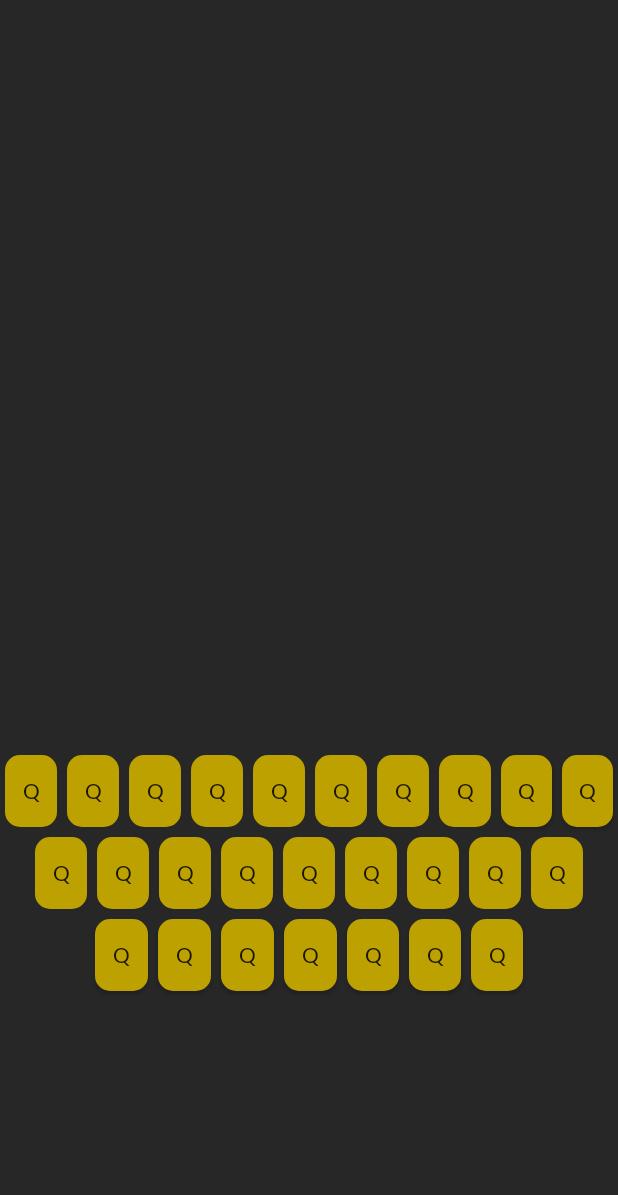
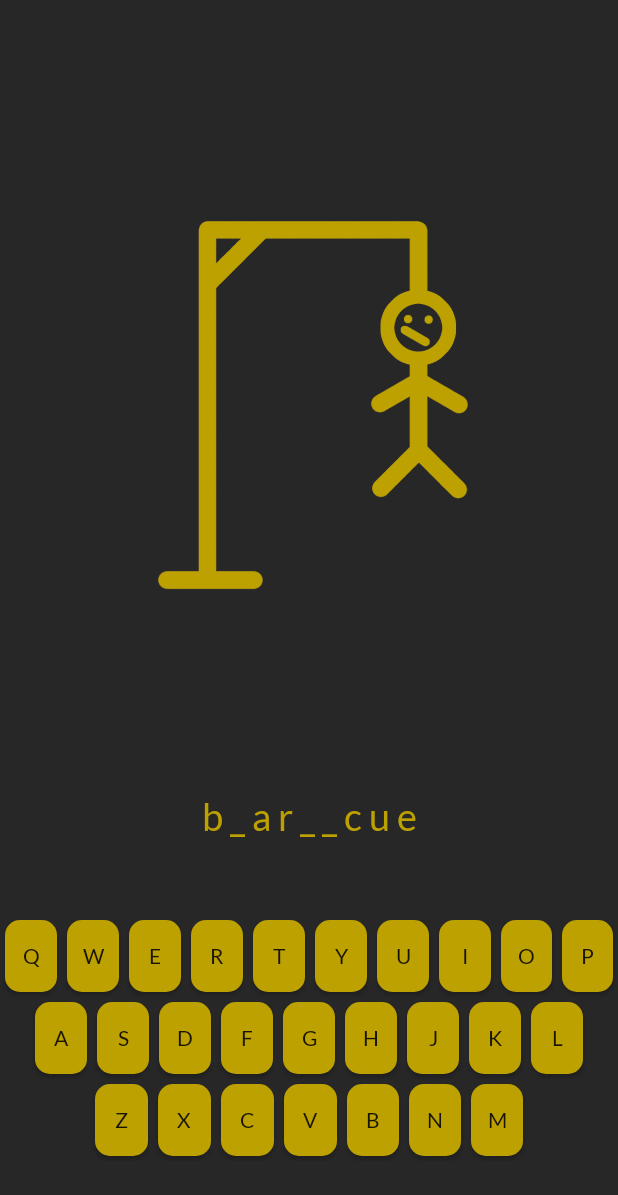
Before and after one commit to dzazef/aplikacje-mobilne, an Android app: the screen it shows after launch (MainActivity), on a phone screen of 412 x 824 dp. Shown: the top 1195 px of the screen. Run offline under Robolectric (Android 15) with nearby library versions, the phone set to English and light mode, and no system bars.

Commit message:
Create layout basics

```diff
--- a/lista2/Hangman/app/src/main/res/layout/activity_main.xml
+++ b/lista2/Hangman/app/src/main/res/layout/activity_main.xml
@@ -6,173 +6,196 @@
         android:layout_width="match_parent"
         android:layout_height="match_parent"
         tools:context=".MainActivity" android:background="@color/colorBackground">
+    <ImageView
+            android:layout_width="0dp"
+            android:layout_height="0dp" app:srcCompat="@drawable/hangman9"
+            android:id="@+id/imageView"
+            android:layout_marginTop="8dp"
+            app:layout_constraintTop_toTopOf="parent" app:layout_constraintStart_toStartOf="parent"
+            android:layout_marginStart="8dp" app:layout_constraintEnd_toEndOf="parent" android:layout_marginEnd="8dp"
+            app:layout_constraintBottom_toTopOf="@+id/textView"
+            android:layout_marginBottom="40dp" android:paddingLeft="70dp"/>
+    <TextView
+            android:text="b _ a r _ _ c u e"
+            android:layout_width="wrap_content"
+            android:layout_height="wrap_content" android:id="@+id/textView" android:fontFamily="@font/lato"
+            android:textSize="25dp"
+            android:textColor="@color/buttonColor"
+            android:layout_marginEnd="8dp" app:layout_constraintEnd_toEndOf="parent" android:layout_marginStart="8dp"
+            app:layout_constraintStart_toStartOf="parent"
+            app:layout_constraintTop_toBottomOf="@+id/imageView" android:layout_marginBottom="50dp"
+            app:layout_constraintBottom_toTopOf="@+id/tableLayout"/>
     <TableLayout
-            android:layout_width="match_parent"
-            android:layout_height="match_parent" app:layout_constraintEnd_toEndOf="parent"
-            app:layout_constraintStart_toStartOf="parent" app:layout_constraintTop_toTopOf="parent"
-            app:layout_constraintBottom_toBottomOf="parent" android:layout_marginTop="500dp">
+            android:layout_width="wrap_content"
+            android:layout_height="wrap_content"
+            android:layout_marginBottom="50dp"
+            app:layout_constraintBottom_toBottomOf="parent" app:layout_constraintStart_toStartOf="parent"
+            android:layout_marginStart="16dp" app:layout_constraintEnd_toEndOf="parent" android:layout_marginEnd="16dp"
+            android:id="@+id/tableLayout"
+            app:layout_constraintTop_toBottomOf="@+id/textView">
 
-        <TableRow android:layout_width="wrap_content" android:layout_height="wrap_content" android:gravity="center">
+        <TableRow android:layout_width="wrap_content" android:layout_height="wrap_content" android:gravity="center"
+                  android:id="@+id/tableRow">
             <Button
                     android:text="Q"
                     android:layout_width="wrap_content"
-                    android:layout_height="wrap_content" android:id="@+id/button13" android:layout_weight="1"
+                    android:layout_height="wrap_content" android:id="@+id/buttonQ" android:layout_weight="1"
                     android:layout_margin="3dp" android:background="@drawable/button_rounded"
                     android:fontFamily="@font/lato"/>
             <Button
-                    android:text="Q"
+                    android:text="W"
                     android:layout_width="wrap_content"
-                    android:layout_height="wrap_content" android:id="@+id/button14" android:layout_weight="1"
+                    android:layout_height="wrap_content" android:id="@+id/buttonW" android:layout_weight="1"
                     android:layout_margin="3dp" android:background="@drawable/button_rounded"
                     android:fontFamily="@font/lato"/>
             <Button
-                    android:text="Q"
+                    android:text="E"
                     android:layout_width="wrap_content"
-                    android:layout_height="wrap_content" android:id="@+id/button15" android:layout_weight="1"
+                    android:layout_height="wrap_content" android:id="@+id/buttonE" android:layout_weight="1"
                     android:layout_margin="3dp" android:background="@drawable/button_rounded"
                     android:fontFamily="@font/lato"/>
             <Button
-                    android:text="Q"
+                    android:text="R"
                     android:layout_width="wrap_content"
-                    android:layout_height="wrap_content" android:id="@+id/button22" android:layout_weight="1"
+                    android:layout_height="wrap_content" android:id="@+id/buttonR" android:layout_weight="1"
                     android:layout_margin="3dp" android:background="@drawable/button_rounded"
                     android:fontFamily="@font/lato"/>
             <Button
-                    android:text="Q"
+                    android:text="T"
                     android:layout_width="wrap_content"
-                    android:layout_height="wrap_content" android:id="@+id/button23" android:layout_weight="1"
+                    android:layout_height="wrap_content" android:id="@+id/buttonT" android:layout_weight="1"
                     android:layout_margin="3dp" android:background="@drawable/button_rounded"
                     android:fontFamily="@font/lato"/>
             <Button
-                    android:text="Q"
+                    android:text="Y"
                     android:layout_width="wrap_content"
-                    android:layout_height="wrap_content" android:id="@+id/button24" android:layout_weight="1"
+                    android:layout_height="wrap_content" android:id="@+id/buttonY" android:layout_weight="1"
                     android:layout_margin="3dp" android:background="@drawable/button_rounded"
                     android:fontFamily="@font/lato"/>
             <Button
-                    android:text="Q"
+                    android:text="U"
                     android:layout_width="wrap_content"
-                    android:layout_height="wrap_content" android:id="@+id/button25" android:layout_weight="1"
+                    android:layout_height="wrap_content" android:id="@+id/buttonU" android:layout_weight="1"
                     android:layout_margin="3dp" android:background="@drawable/button_rounded"
                     android:fontFamily="@font/lato"/>
             <Button
-                    android:text="Q"
+                    android:text="I"
                     android:layout_width="wrap_content"
-                    android:layout_height="wrap_content" android:id="@+id/button26" android:layout_weight="1"
+                    android:layout_height="wrap_content" android:id="@+id/buttonI" android:layout_weight="1"
                     android:layout_margin="3dp" android:background="@drawable/button_rounded"
                     android:fontFamily="@font/lato"/>
             <Button
-                    android:text="Q"
+                    android:text="O"
                     android:layout_width="wrap_content"
-                    android:layout_height="wrap_content" android:id="@+id/button27" android:layout_weight="1"
+                    android:layout_height="wrap_content" android:id="@+id/buttonO" android:layout_weight="1"
                     android:layout_margin="3dp" android:background="@drawable/button_rounded"
                     android:fontFamily="@font/lato"/>
             <Button
-                    android:text="Q"
+                    android:text="P"
                     android:layout_width="wrap_content"
-                    android:layout_height="wrap_content" android:id="@+id/button28" android:layout_weight="1"
+                    android:layout_height="wrap_content" android:id="@+id/buttonP" android:layout_weight="1"
                     android:layout_margin="3dp" android:background="@drawable/button_rounded"
                     android:fontFamily="@font/lato"/>
         </TableRow>
         <TableRow android:layout_width="match_parent" android:layout_height="match_parent" android:gravity="center"
                   android:paddingLeft="20dp" android:paddingRight="20dp">
             <Button
-                    android:text="Q"
+                    android:text="A"
                     android:layout_width="wrap_content"
-                    android:layout_height="wrap_content" android:id="@+id/button16" android:layout_weight="1"
+                    android:layout_height="wrap_content" android:id="@+id/buttonA" android:layout_weight="1"
                     android:layout_margin="3dp" android:background="@drawable/button_rounded"
                     android:fontFamily="@font/lato"/>
             <Button
-                    android:text="Q"
+                    android:text="S"
                     android:layout_width="wrap_content"
-                    android:layout_height="wrap_content" android:id="@+id/button17" android:layout_weight="1"
+                    android:layout_height="wrap_content" android:id="@+id/buttonS" android:layout_weight="1"
                     android:layout_margin="3dp" android:background="@drawable/button_rounded"
                     android:fontFamily="@font/lato"/>
             <Button
-                    android:text="Q"
+                    android:text="D"
                     android:layout_width="wrap_content"
-                    android:layout_height="wrap_content" android:id="@+id/button18" android:layout_weight="1"
+                    android:layout_height="wrap_content" android:id="@+id/buttonD" android:layout_weight="1"
                     android:layout_margin="3dp" android:background="@drawable/button_rounded"
                     android:fontFamily="@font/lato"/>
             <Button
-                    android:text="Q"
+                    android:text="F"
                     android:layout_width="wrap_content"
-                    android:layout_height="wrap_content" android:id="@+id/button29" android:layout_weight="1"
+                    android:layout_height="wrap_content" android:id="@+id/buttonF" android:layout_weight="1"
                     android:layout_margin="3dp" android:background="@drawable/button_rounded"
                     android:fontFamily="@font/lato"/>
             <Button
-                    android:text="Q"
+                    android:text="G"
                     android:layout_width="wrap_content"
-                    android:layout_height="wrap_content" android:id="@+id/button30" android:layout_weight="1"
+                    android:layout_height="wrap_content" android:id="@+id/buttonG" android:layout_weight="1"
                     android:layout_margin="3dp" android:background="@drawable/button_rounded"
                     android:fontFamily="@font/lato"/>
             <Button
-                    android:text="Q"
+                    android:text="H"
                     android:layout_width="wrap_content"
-                    android:layout_height="wrap_content" android:id="@+id/button31" android:layout_weight="1"
+                    android:layout_height="wrap_content" android:id="@+id/buttonH" android:layout_weight="1"
                     android:layout_margin="3dp" android:background="@drawable/button_rounded"
                     android:fontFamily="@font/lato"/>
             <Button
-                    android:text="Q"
+                    android:text="J"
                     android:layout_width="wrap_content"
-                    android:layout_height="wrap_content" android:id="@+id/button32" android:layout_weight="1"
+                    android:layout_height="wrap_content" android:id="@+id/buttonJ" android:layout_weight="1"
                     android:layout_margin="3dp" android:background="@drawable/button_rounded"
                     android:fontFamily="@font/lato"/>
             <Button
-                    android:text="Q"
+                    android:text="K"
                     android:layout_width="wrap_content"
-                    android:layout_height="wrap_content" android:id="@+id/button33" android:layout_weight="1"
+                    android:layout_height="wrap_content" android:id="@+id/buttonK" android:layout_weight="1"
                     android:layout_margin="3dp" android:background="@drawable/button_rounded"
                     android:fontFamily="@font/lato"/>
             <Button
-                    android:text="Q"
+                    android:text="L"
                     android:layout_width="wrap_content"
-                    android:layout_height="wrap_content" android:id="@+id/button34" android:layout_weight="1"
+                    android:layout_height="wrap_content" android:id="@+id/buttonL" android:layout_weight="1"
                     android:layout_margin="3dp" android:background="@drawable/button_rounded"
                     android:fontFamily="@font/lato"/>
         </TableRow>
         <TableRow android:layout_width="match_parent" android:layout_height="match_parent" android:gravity="center"
                   android:paddingLeft="60dp" android:paddingRight="60dp">
             <Button
-                    android:text="Q"
+                    android:text="Z"
                     android:layout_width="wrap_content"
-                    android:layout_height="wrap_content" android:id="@+id/button19" android:layout_weight="1"
+                    android:layout_height="wrap_content" android:id="@+id/buttonZ" android:layout_weight="1"
                     android:layout_margin="3dp" android:background="@drawable/button_rounded"
                     android:fontFamily="@font/lato"/>
             <Button
-                    android:text="Q"
+                    android:text="X"
                     android:layout_width="wrap_content"
-                    android:layout_height="wrap_content" android:id="@+id/button20" android:layout_weight="1"
+                    android:layout_height="wrap_content" android:id="@+id/buttonX" android:layout_weight="1"
                     android:layout_margin="3dp" android:background="@drawable/button_rounded"
                     android:fontFamily="@font/lato"/>
             <Button
-                    android:text="Q"
+                    android:text="C"
                     android:layout_width="wrap_content"
-                    android:layout_height="wrap_content" android:id="@+id/button21" android:layout_weight="1"
+                    android:layout_height="wrap_content" android:id="@+id/buttonC" android:layout_weight="1"
                     android:layout_margin="3dp" android:background="@drawable/button_rounded"
                     android:fontFamily="@font/lato"/>
             <Button
-                    android:text="Q"
+                    android:text="V"
                     android:layout_width="wrap_content"
-                    android:layout_height="wrap_content" android:id="@+id/button35" android:layout_weight="1"
+                    android:layout_height="wrap_content" android:id="@+id/buttonV" android:layout_weight="1"
                     android:layout_margin="3dp" android:background="@drawable/button_rounded"
                     android:fontFamily="@font/lato"/>
             <Button
-                    android:text="Q"
+                    android:text="B"
                     android:layout_width="wrap_content"
-                    android:layout_height="wrap_content" android:id="@+id/button36" android:layout_weight="1"
+                    android:layout_height="wrap_content" android:id="@+id/buttonB" android:layout_weight="1"
                     android:layout_margin="3dp" android:background="@drawable/button_rounded"
                     android:fontFamily="@font/lato"/>
             <Button
-                    android:text="Q"
+                    android:text="N"
                     android:layout_width="wrap_content"
-                    android:layout_height="wrap_content" android:id="@+id/button37" android:layout_weight="1"
+                    android:layout_height="wrap_content" android:id="@+id/buttonN" android:layout_weight="1"
                     android:layout_margin="3dp" android:background="@drawable/button_rounded"
                     android:fontFamily="@font/lato"/>
             <Button
-                    android:text="Q"
+                    android:text="M"
                     android:layout_width="wrap_content"
-                    android:layout_height="wrap_content" android:id="@+id/button38" android:layout_weight="1"
+                    android:layout_height="wrap_content" android:id="@+id/buttonM" android:layout_weight="1"
                     android:layout_margin="3dp" android:background="@drawable/button_rounded"
                     android:fontFamily="@font/lato"/>
         </TableRow>
--- a/lista2/Hangman/app/src/main/res/values/strings.xml
+++ b/lista2/Hangman/app/src/main/res/values/strings.xml
@@ -1,3 +1,20 @@
 <resources>
     <string name="app_name">Hangman</string>
+    <string-array name="words">
+        <item>barbecue</item>
+        <item>banana</item>
+        <item>hamburger</item>
+        <item>house</item>
+        <item>generator</item>
+        <item>skateboard</item>
+        <item>scooter</item>
+        <item>bike</item>
+        <item>butterfly</item>
+        <item>aubergine</item>
+        <item>vegetable</item>
+        <item>fly</item>
+        <item>airplane</item>
+        <item>lasagna</item>
+        <item>keyboard</item>
+    </string-array>
 </resources>
```
Also changed, not shown: lista2/Hangman/app/src/main/res/drawable/hangman1.png (added), lista2/Hangman/app/src/main/res/drawable/hangman2.png (added), lista2/Hangman/app/src/main/res/drawable/hangman3.png (added), lista2/Hangman/app/src/main/res/drawable/hangman4.png (added), lista2/Hangman/app/src/main/res/drawable/hangman5.png (added), lista2/Hangman/app/src/main/res/drawable/hangman6.png (added), lista2/Hangman/app/src/main/res/drawable/hangman7.png (added), lista2/Hangman/app/src/main/res/drawable/hangman8.png (added), lista2/Hangman/app/src/main/res/drawable/hangman9.png (added).
